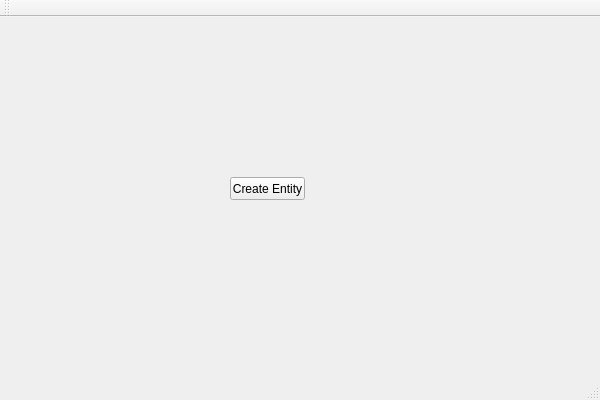
Before: the Qt Designer form RootTools/Treenity/UI/Treenity.ui in kevinortegren/zombieshroom, drawn with Qt 5.
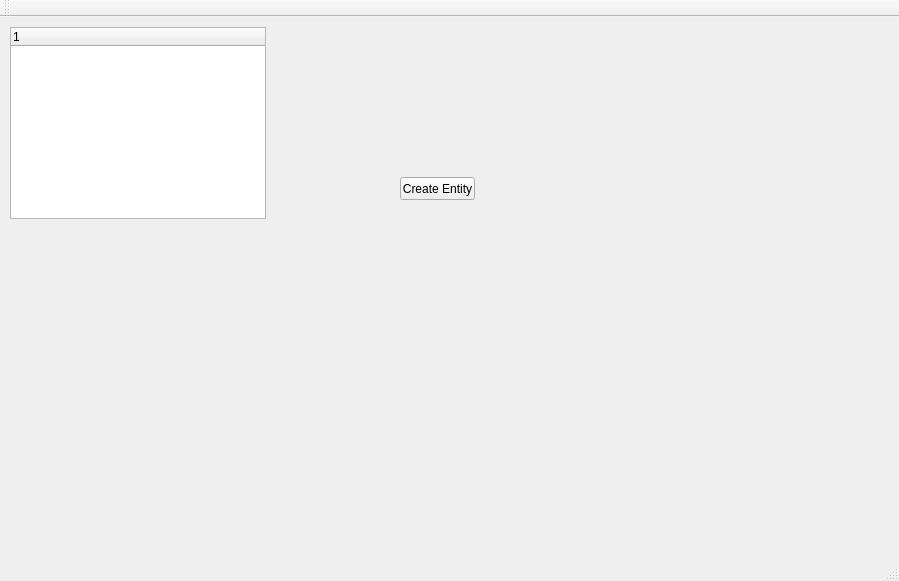
After: the same form once the commit is applied. Custom widgets are drawn as their Qt base class.

Commit message: Promoting treeView_entityOutliner to class EntityOutliner.

```diff
--- a/RootTools/Treenity/UI/Treenity.ui
+++ b/RootTools/Treenity/UI/Treenity.ui
@@ -6,8 +6,8 @@
    <rect>
     <x>0</x>
     <y>0</y>
-    <width>600</width>
-    <height>400</height>
+    <width>899</width>
+    <height>581</height>
    </rect>
   </property>
   <property name="windowTitle">
@@ -17,7 +17,7 @@
    <widget class="QPushButton" name="pushButton_createEntity">
     <property name="geometry">
      <rect>
-      <x>230</x>
+      <x>400</x>
       <y>160</y>
       <width>75</width>
       <height>23</height>
@@ -27,6 +27,21 @@
      <string>Create Entity</string>
     </property>
    </widget>
+   <widget class="EntityOutliner" name="treeView_entityOutliner">
+    <property name="geometry">
+     <rect>
+      <x>10</x>
+      <y>10</y>
+      <width>256</width>
+      <height>192</height>
+     </rect>
+    </property>
+    <column>
+     <property name="text">
+      <string notr="true">1</string>
+     </property>
+    </column>
+   </widget>
   </widget>
   <widget class="QMenuBar" name="menuBar">
    <property name="geometry">
@@ -49,6 +64,13 @@
   <widget class="QStatusBar" name="statusBar"/>
  </widget>
  <layoutdefault spacing="6" margin="11"/>
+ <customwidgets>
+  <customwidget>
+   <class>EntityOutliner</class>
+   <extends>QTreeWidget</extends>
+   <header location="global">RootTools/Treenity/include/EntityOutliner.h</header>
+  </customwidget>
+ </customwidgets>
  <resources>
   <include location="Treenity.qrc"/>
  </resources>
```
Left out of the diff: 2 changed lines with no effect on the pictures. The commit also changes 3 other files.
